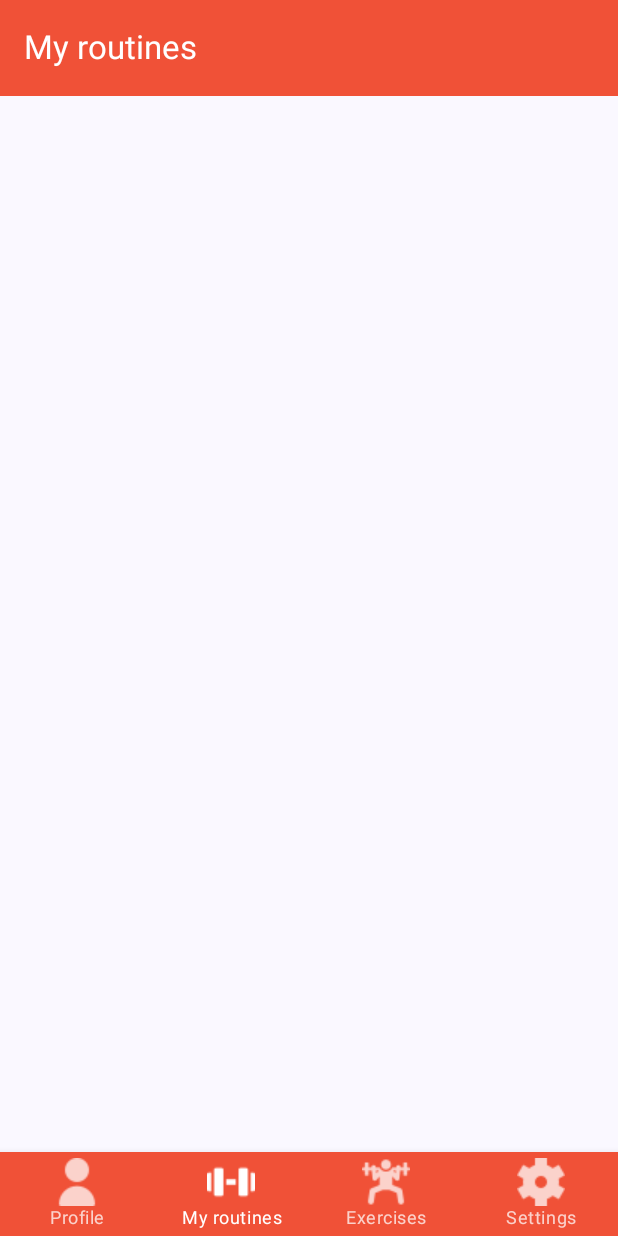
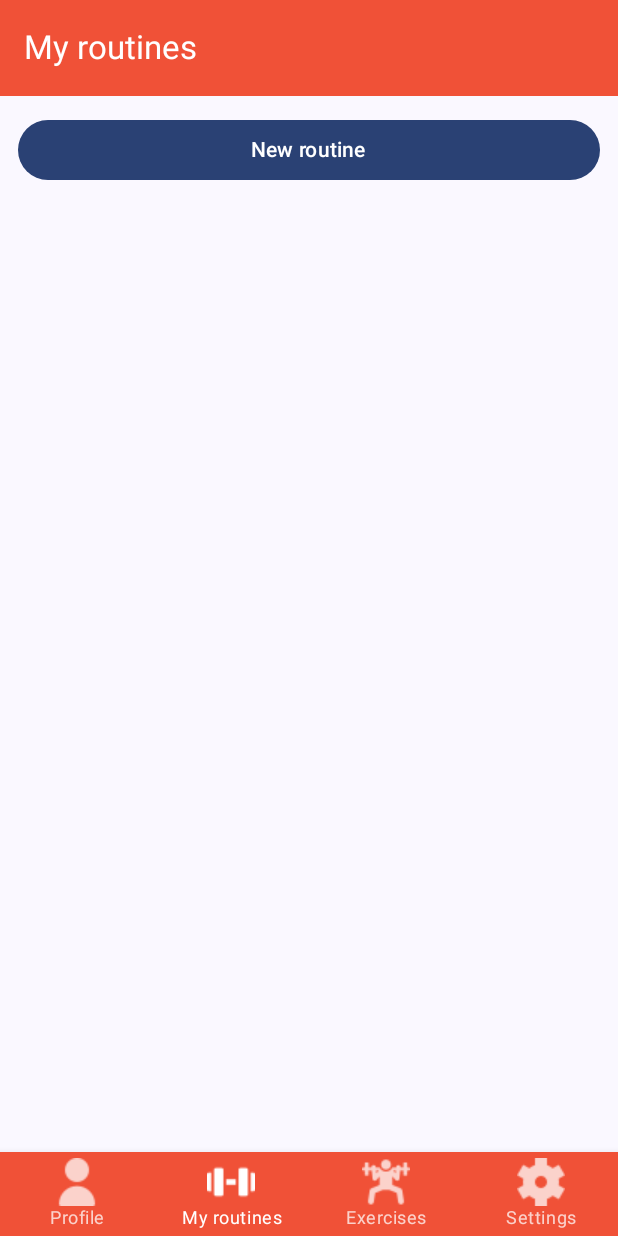
Before and after one commit to ifernandezgo/GYTRCompose, an Android app built with Jetpack Compose: the screen it shows after launch (MainActivity), item 2 of the bottom bar chosen, on a phone screen of 412 x 824 dp. Run offline under Robolectric (Android 15) with nearby library versions, the phone set to English and light mode, and no system bars; our stand-ins replace Room's generated code, livedata-compose.

Commit message:
Pantalla My routines comenzada

```diff
--- a/app/src/main/java/es/upsa/mimo/gytrcompose/MainActivity.kt
+++ b/app/src/main/java/es/upsa/mimo/gytrcompose/MainActivity.kt
@@ -26,15 +26,17 @@ import es.upsa.mimo.gytrcompose.view.MyRoutines
 import es.upsa.mimo.gytrcompose.view.Profile
 import es.upsa.mimo.gytrcompose.view.Settings
 import es.upsa.mimo.gytrcompose.viewModel.ExercisesViewModel
+import es.upsa.mimo.gytrcompose.viewModel.MyRoutinesViewModel
 
 class MainActivity : ComponentActivity() {
 
     private val exercisesViewModel by viewModels<ExercisesViewModel>()
+    private val myRoutineViewModel by viewModels<MyRoutinesViewModel>()
 
     override fun onCreate(savedInstanceState: Bundle?) {
         super.onCreate(savedInstanceState)
         setContent {
-            MainView(exercisesViewModel)
+            MainView(exercisesViewModel, myRoutineViewModel)
         }
     }
 }
@@ -42,7 +44,7 @@ class MainActivity : ComponentActivity() {
 @SuppressLint("UnusedMaterial3ScaffoldPaddingParameter")
 @OptIn(ExperimentalMaterial3Api::class)
 @Composable
-fun MainView(exercisesViewModel: ExercisesViewModel) {
+fun MainView(exercisesViewModel: ExercisesViewModel, myRoutinesViewModel: MyRoutinesViewModel) {
     val navController = rememberNavController()
     Screen {
         Scaffold(
@@ -58,7 +60,7 @@ fun MainView(exercisesViewModel: ExercisesViewModel) {
                     Profile()
                 }
                 composable(route = BottomNavItem.MyRoutines.screen_route) {
-                    MyRoutines()
+                    MyRoutines(myRoutinesViewModel)
                 }
                 composable(route = BottomNavItem.Exercises.screen_route) {
                     Exercises(exercisesViewModel)
--- a/app/src/main/java/es/upsa/mimo/gytrcompose/view/Exercises.kt
+++ b/app/src/main/java/es/upsa/mimo/gytrcompose/view/Exercises.kt
@@ -41,7 +41,6 @@ import es.upsa.mimo.gytrcompose.R
 import es.upsa.mimo.gytrcompose.ui.theme.Accent
 import es.upsa.mimo.gytrcompose.ui.theme.White
 import es.upsa.mimo.gytrcompose.viewModel.ExercisesViewModel
-import kotlinx.coroutines.coroutineScope
 import kotlinx.coroutines.launch
 
 private lateinit var exViewModel: ExercisesViewModel
--- a/app/src/main/java/es/upsa/mimo/gytrcompose/view/MyRoutines.kt
+++ b/app/src/main/java/es/upsa/mimo/gytrcompose/view/MyRoutines.kt
@@ -1,22 +1,42 @@
 package es.upsa.mimo.gytrcompose.view
 
 import androidx.compose.foundation.layout.Box
+import androidx.compose.foundation.layout.fillMaxWidth
 import androidx.compose.foundation.layout.padding
+import androidx.compose.foundation.lazy.LazyColumn
+import androidx.compose.foundation.lazy.items
+import androidx.compose.material3.Button
 import androidx.compose.material3.ExperimentalMaterial3Api
 import androidx.compose.material3.Scaffold
 import androidx.compose.material3.Text
 import androidx.compose.material3.TopAppBar
 import androidx.compose.material3.TopAppBarDefaults
 import androidx.compose.runtime.Composable
+import androidx.compose.runtime.getValue
+import androidx.compose.runtime.livedata.observeAsState
+import androidx.compose.ui.Alignment
 import androidx.compose.ui.Modifier
+import androidx.compose.ui.text.font.FontWeight
 import androidx.compose.ui.tooling.preview.Preview
+import androidx.compose.ui.unit.dp
+import androidx.compose.ui.unit.sp
 import es.upsa.mimo.gytrcompose.ui.theme.Accent
 import es.upsa.mimo.gytrcompose.ui.theme.White
+import es.upsa.mimo.gytrcompose.viewModel.MyRoutinesViewModel
+
+private lateinit var myRoutinesViewModel: MyRoutinesViewModel
+
+@Composable
+fun MyRoutines(viewModel: MyRoutinesViewModel) {
+    myRoutinesViewModel = viewModel
+    MyRoutinesView()
+}
 
 @OptIn(ExperimentalMaterial3Api::class)
 @Composable
 @Preview
-fun MyRoutines() {
+fun MyRoutinesView() {
+    val routines by myRoutinesViewModel.getRoutines().observeAsState(emptyList())
     Scaffold(
         topBar = {
             TopAppBar(
@@ -34,7 +54,30 @@ fun MyRoutines() {
         },
     ) {
         Box(modifier = Modifier.padding(it)) {
+            Button(
+                modifier = Modifier
+                    .fillMaxWidth()
+                    .padding(12.dp),
+                onClick = {
 
+                }
+            ) {
+                Text(text = "New routine")
+            }
+            LazyColumn(
+                modifier = Modifier.fillMaxWidth()
+            ) {
+                items(routines) { routine ->
+                    Text(
+                        modifier = Modifier.fillMaxWidth()
+                            .padding(12.dp)
+                            .align(Alignment.Center),
+                        text = routine.name,
+                        fontWeight = FontWeight.Bold,
+                        fontSize = 20.sp
+                    )
+                }
+            }
         }
     }
 }
--- a/app/src/main/java/es/upsa/mimo/gytrcompose/view/Profile.kt
+++ b/app/src/main/java/es/upsa/mimo/gytrcompose/view/Profile.kt
@@ -1,22 +1,37 @@
 package es.upsa.mimo.gytrcompose.view
 
 import androidx.compose.foundation.layout.Box
+import androidx.compose.foundation.layout.fillMaxWidth
 import androidx.compose.foundation.layout.padding
+import androidx.compose.foundation.lazy.LazyColumn
+import androidx.compose.material3.Button
+import androidx.compose.foundation.lazy.items
 import androidx.compose.material3.ExperimentalMaterial3Api
 import androidx.compose.material3.Scaffold
 import androidx.compose.material3.Text
 import androidx.compose.material3.TopAppBar
 import androidx.compose.material3.TopAppBarDefaults
 import androidx.compose.runtime.Composable
+import androidx.compose.runtime.getValue
+import androidx.compose.runtime.livedata.observeAsState
+import androidx.compose.ui.Alignment
 import androidx.compose.ui.Modifier
+import androidx.compose.ui.text.font.FontWeight
 import androidx.compose.ui.tooling.preview.Preview
+import androidx.compose.ui.unit.dp
+import androidx.compose.ui.unit.sp
 import es.upsa.mimo.gytrcompose.ui.theme.Accent
 import es.upsa.mimo.gytrcompose.ui.theme.White
+
+@Composable
+fun Profile() {
+    ProfileView()
+}
 
 @OptIn(ExperimentalMaterial3Api::class)
 @Composable
 @Preview
-fun Profile() {
+fun ProfileView() {
     Scaffold(
         topBar = {
             TopAppBar(
@@ -25,11 +40,6 @@ fun Profile() {
                     containerColor = Accent,
                     titleContentColor = White
                 )
-                /*actions = {
-                    IconButton(onClick = { }) {
-                        Icon(imageVector = Icons.Default.Search, contentDescription = null)
-                    }
-                }*/
             )
         },
     ) {
```
